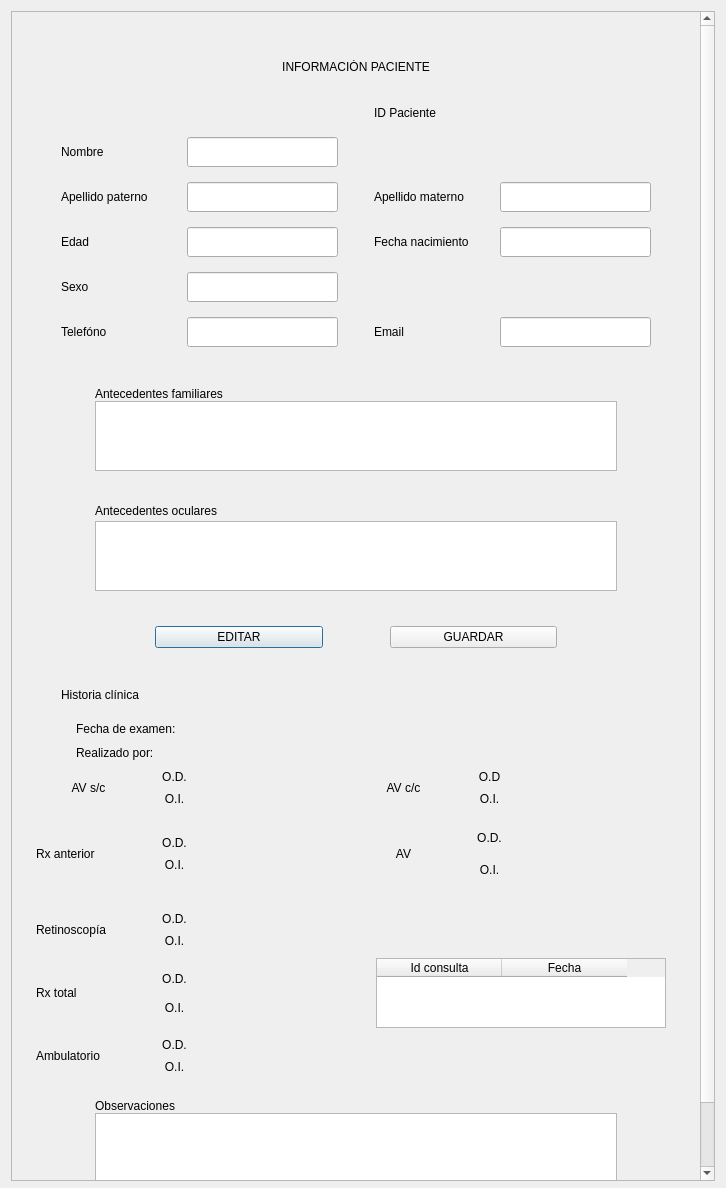
Qt form Info_paciente.ui (Matapuercos666/OPTICA) before a commit.
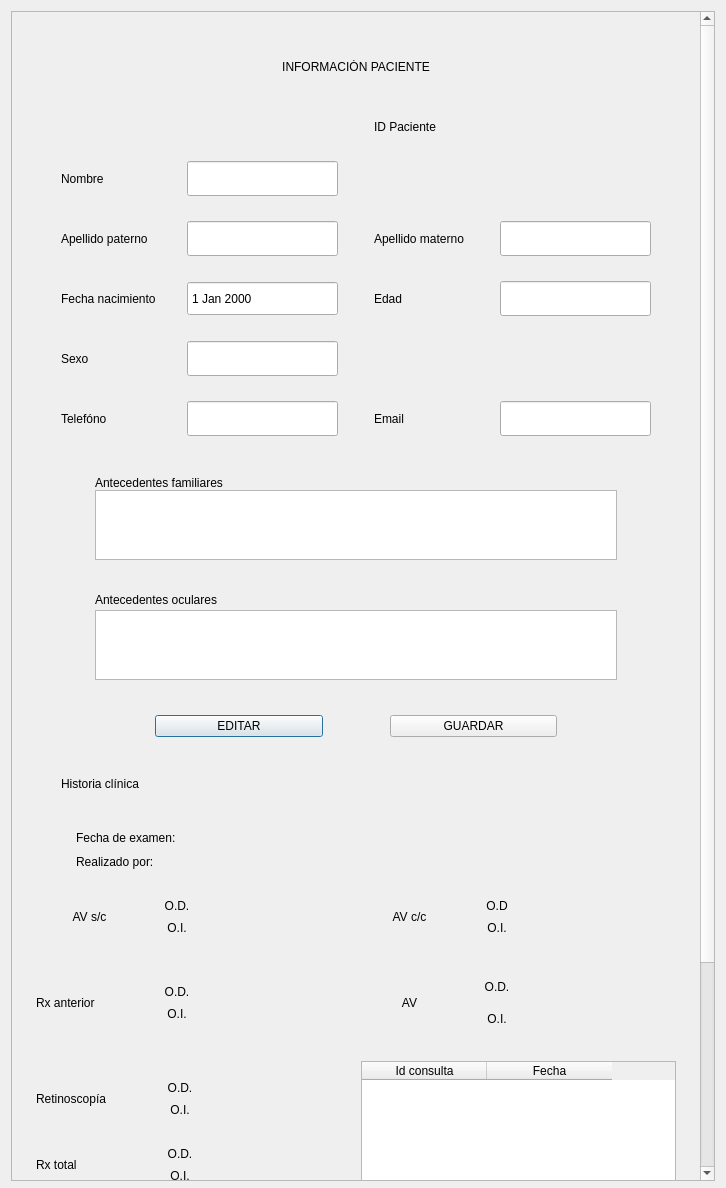
The same form after that commit. Icons and pictures are not drawn.

What changed in the file:
```diff
--- a/Info_paciente.ui
+++ b/Info_paciente.ui
@@ -31,7 +31,7 @@
         <x>0</x>
         <y>0</y>
         <width>689</width>
-        <height>1399</height>
+        <height>1554</height>
        </rect>
       </property>
       <layout class="QGridLayout" name="gridLayout_2">
@@ -87,7 +87,7 @@
               <number>5</number>
              </property>
              <property name="verticalSpacing">
-              <number>15</number>
+              <number>25</number>
              </property>
              <item row="1" column="4">
               <widget class="QLabel" name="Titulo4_8">
@@ -101,7 +101,7 @@
                <property name="minimumSize">
                 <size>
                  <width>0</width>
-                 <height>30</height>
+                 <height>35</height>
                 </size>
                </property>
                <property name="readOnly">
@@ -109,13 +109,6 @@
                </property>
               </widget>
              </item>
-             <item row="5" column="4">
-              <widget class="QLabel" name="Nacimiento">
-               <property name="text">
-                <string>Fecha nacimiento</string>
-               </property>
-              </widget>
-             </item>
              <item row="4" column="4">
               <widget class="QLabel" name="ApellidoM">
                <property name="text">
@@ -163,13 +156,6 @@
                </property>
               </spacer>
              </item>
-             <item row="5" column="1">
-              <widget class="QLabel" name="Edad">
-               <property name="text">
-                <string>Edad</string>
-               </property>
-              </widget>
-             </item>
              <item row="1" column="5">
               <widget class="QLabel" name="IDPACIENTE">
                <property name="text">
@@ -182,20 +168,7 @@
                <property name="minimumSize">
                 <size>
                  <width>0</width>
-                 <height>30</height>
-                </size>
-               </property>
-               <property name="readOnly">
-                <bool>true</bool>
-               </property>
-              </widget>
-             </item>
-             <item row="5" column="2">
-              <widget class="QLineEdit" name="EDAD">
-               <property name="minimumSize">
-                <size>
-                 <width>0</width>
-                 <height>30</height>
+                 <height>35</height>
                 </size>
                </property>
                <property name="readOnly">
@@ -208,7 +181,7 @@
                <property name="minimumSize">
                 <size>
                  <width>0</width>
-                 <height>30</height>
+                 <height>35</height>
                 </size>
                </property>
                <property name="alignment">
@@ -244,7 +217,7 @@
                <property name="minimumSize">
                 <size>
                  <width>0</width>
-                 <height>30</height>
+                 <height>35</height>
                 </size>
                </property>
                <property name="readOnly">
@@ -257,7 +230,7 @@
                <property name="minimumSize">
                 <size>
                  <width>0</width>
-                 <height>30</height>
+                 <height>35</height>
                 </size>
                </property>
                <property name="readOnly">
@@ -280,7 +253,7 @@
                <property name="minimumSize">
                 <size>
                  <width>0</width>
-                 <height>30</height>
+                 <height>35</height>
                 </size>
                </property>
                <property name="readOnly">
@@ -296,11 +269,11 @@
               </widget>
              </item>
              <item row="5" column="5">
-              <widget class="QLineEdit" name="NACIMIENTO">
+              <widget class="QLineEdit" name="EDAD">
                <property name="minimumSize">
                 <size>
                  <width>0</width>
-                 <height>30</height>
+                 <height>35</height>
                 </size>
                </property>
                <property name="readOnly">
@@ -308,6 +281,39 @@
                </property>
               </widget>
              </item>
+             <item row="5" column="2">
+              <widget class="QDateEdit" name="NACIMIENTO">
+               <property name="enabled">
+                <bool>true</bool>
+               </property>
+               <property name="minimumSize">
+                <size>
+                 <width>0</width>
+                 <height>35</height>
+                </size>
+               </property>
+               <property name="readOnly">
+                <bool>true</bool>
+               </property>
+               <property name="buttonSymbols">
+                <enum>QAbstractSpinBox::ButtonSymbols::NoButtons</enum>
+               </property>
+              </widget>
+             </item>
+             <item row="5" column="4">
+              <widget class="QLabel" name="Edad">
+               <property name="text">
+                <string>Edad</string>
+               </property>
+              </widget>
+             </item>
+             <item row="5" column="1">
+              <widget class="QLabel" name="Nacimiento">
+               <property name="text">
+                <string>Fecha nacimiento</string>
+               </property>
+              </widget>
+             </item>
             </layout>
            </item>
            <item row="5" column="0">
@@ -368,6 +374,12 @@
            </item>
            <item row="1" column="0">
             <layout class="QVBoxLayout" name="verticalLayout_2">
+             <property name="leftMargin">
+              <number>15</number>
+             </property>
+             <property name="rightMargin">
+              <number>15</number>
+             </property>
              <item>
               <widget class="QLabel" name="Titulo2">
                <property name="text">
@@ -378,10 +390,20 @@
                </property>
               </widget>
              </item>
+             <item>
+              <widget class="QLabel" name="UsuarioActual">
+               <property name="text">
+                <string/>
+               </property>
+               <property name="alignment">
+                <set>Qt::AlignmentFlag::AlignRight|Qt::AlignmentFlag::AlignTrailing|Qt::AlignmentFlag::AlignVCenter</set>
+               </property>
+              </widget>
+             </item>
             </layout>
            </item>
            <item row="6" column="0">
-            <layout class="QGridLayout" name="gridLayout_11" rowstretch="1,5,0,0" columnstretch="1,7,1">
+            <layout class="QGridLayout" name="gridLayout_11" rowstretch="1,5" columnstretch="1,7,1">
              <property name="topMargin">
               <number>15</number>
              </property>
@@ -462,6 +484,12 @@
              </item>
              <item row="0" column="1">
               <widget class="QPushButton" name="EDITAR">
+               <property name="minimumSize">
+                <size>
+                 <width>120</width>
+                 <height>0</height>
+                </size>
+               </property>
                <property name="text">
                 <string>EDITAR</string>
                </property>
@@ -482,6 +510,12 @@
              </item>
              <item row="0" column="3">
               <widget class="QPushButton" name="GUARDAR">
+               <property name="minimumSize">
+                <size>
+                 <width>120</width>
+                 <height>0</height>
+                </size>
+               </property>
                <property name="text">
                 <string>GUARDAR</string>
                </property>
@@ -514,6 +548,12 @@
            </property>
            <item row="1" column="1">
             <widget class="QPushButton" name="AGREGAR_CITA">
+             <property name="minimumSize">
+              <size>
+               <width>150</width>
+               <height>0</height>
+              </size>
+             </property>
              <property name="contextMenuPolicy">
               <enum>Qt::ContextMenuPolicy::DefaultContextMenu</enum>
              </property>
@@ -527,6 +567,12 @@
            </item>
            <item row="1" column="5">
             <widget class="QPushButton" name="CANCELAR">
+             <property name="minimumSize">
+              <size>
+               <width>150</width>
+               <height>0</height>
+              </size>
+             </property>
              <property name="text">
               <string>CANCELAR</string>
              </property>
@@ -579,6 +625,9 @@
          <item row="4" column="0">
           <layout class="QGridLayout" name="Observaciones" columnstretch="1,7,1">
            <property name="topMargin">
+            <number>20</number>
+           </property>
+           <property name="verticalSpacing">
             <number>15</number>
            </property>
            <item row="1" column="2">
@@ -622,7 +671,7 @@
          <item row="3" column="0">
           <layout class="QGridLayout" name="Historia_clinica">
            <property name="verticalSpacing">
-            <number>15</number>
+            <number>20</number>
            </property>
            <item row="1" column="0">
             <layout class="QGridLayout" name="gridLayout_5">
@@ -630,10 +679,13 @@
               <number>15</number>
              </property>
              <property name="rightMargin">
-              <number>25</number>
+              <number>15</number>
+             </property>
+             <property name="verticalSpacing">
+              <number>20</number>
              </property>
              <item row="2" column="0">
-              <layout class="QGridLayout" name="gridLayout_4" columnstretch="2,4">
+              <layout class="QGridLayout" name="InfoConsulta" columnstretch="2,4">
                <property name="leftMargin">
                 <number>40</number>
                </property>
@@ -674,7 +726,7 @@
               </layout>
              </item>
              <item row="1" column="0">
-              <layout class="QVBoxLayout" name="verticalLayout">
+              <layout class="QVBoxLayout" name="clinica">
                <property name="spacing">
                 <number>30</number>
                </property>
@@ -697,7 +749,7 @@
               </layout>
              </item>
              <item row="4" column="0">
-              <layout class="QGridLayout" name="gridLayout_17" columnstretch="1,1">
+              <layout class="QGridLayout" name="RX" columnstretch="1,1">
                <property name="topMargin">
                 <number>10</number>
                </property>
@@ -832,7 +884,7 @@
               </layout>
              </item>
              <item row="3" column="0">
-              <layout class="QGridLayout" name="gridLayout_13">
+              <layout class="QGridLayout" name="AV">
                <item row="0" column="2">
                 <layout class="QGridLayout" name="gridLayout_14" columnstretch="1,1">
                  <item row="0" column="0">
@@ -968,12 +1020,31 @@
               </layout>
              </item>
              <item row="5" column="0">
-              <layout class="QGridLayout" name="gridLayout_7" rowstretch="0,0,0" columnstretch="1,1">
+              <layout class="QGridLayout" name="gridLayout_7" rowstretch="0" columnstretch="0">
                <property name="topMargin">
+                <number>0</number>
+               </property>
+               <item row="0" column="0">
+                <layout class="QHBoxLayout" name="horizontalLayout_8" stretch="1,1">
+                 <property name="spacing">
                 <number>10</number>
                </property>
-               <item row="1" column="0">
-                <layout class="QGridLayout" name="gridLayout_21">
+                 <property name="leftMargin">
+                  <number>0</number>
+                 </property>
+                 <property name="topMargin">
+                  <number>0</number>
+                 </property>
+                 <item>
+                  <layout class="QVBoxLayout" name="verticalLayout_3">
+                   <property name="leftMargin">
+                    <number>0</number>
+                   </property>
+                   <property name="topMargin">
+                    <number>0</number>
+                   </property>
+                   <item>
+                    <layout class="QGridLayout" name="gridLayout_22">
                  <property name="topMargin">
                   <number>10</number>
                  </property>
@@ -981,65 +1052,7 @@
                   <number>10</number>
                  </property>
                  <item row="0" column="0">
-                  <layout class="QHBoxLayout" name="horizontalLayout_6" stretch="2,4">
-                   <item>
-                    <widget class="QLabel" name="Titulo4_6">
-                     <property name="text">
-                      <string>Rx total</string>
-                     </property>
-                     <property name="alignment">
-                      <set>Qt::AlignmentFlag::AlignLeading|Qt::AlignmentFlag::AlignLeft|Qt::AlignmentFlag::AlignVCenter</set>
-                     </property>
-                    </widget>
-                   </item>
-                   <item>
-                    <layout class="QGridLayout" name="gridLayout_24" columnstretch="2,4">
-                     <property name="horizontalSpacing">
-                      <number>10</number>
-                     </property>
-                     <property name="verticalSpacing">
-                      <number>8</number>
-                     </property>
-                     <item row="0" column="0">
-                      <widget class="QLabel" name="OD_6">
-                       <property name="text">
-                        <string>O.D.</string>
-                       </property>
-                       <property name="alignment">
-                        <set>Qt::AlignmentFlag::AlignCenter</set>
-                       </property>
-                      </widget>
-                     </item>
-                     <item row="1" column="0">
-                      <widget class="QLabel" name="OI_6">
-                       <property name="text">
-                        <string>O.I.</string>
-                       </property>
-                       <property name="alignment">
-                        <set>Qt::AlignmentFlag::AlignCenter</set>
-                       </property>
-                      </widget>
-                     </item>
-                     <item row="0" column="1">
-                      <widget class="QLabel" name="RxTotalOD">
-                       <property name="text">
-                        <string/>
-                       </property>
-                      </widget>
-                     </item>
-                     <item row="1" column="1">
-                      <widget class="QLabel" name="RxTotalOI">
-                       <property name="text">
-                        <string/>
-                       </property>
-                      </widget>
-                     </item>
-                    </layout>
-                   </item>
-                  </layout>
-                 </item>
-                </layout>
-               </item>
+                      <layout class="QGridLayout" name="gridLayout_9">
                <item row="0" column="0">
                 <layout class="QGridLayout" name="gridLayout_20" columnstretch="2,4">
                  <property name="topMargin">
@@ -1108,15 +1121,9 @@
                  </item>
                 </layout>
                </item>
+                      </layout>
+                     </item>
                <item row="2" column="0">
-                <layout class="QGridLayout" name="gridLayout_22">
-                 <property name="topMargin">
-                  <number>10</number>
-                 </property>
-                 <property name="bottomMargin">
-                  <number>10</number>
-                 </property>
-                 <item row="0" column="0">
                   <layout class="QHBoxLayout" name="horizontalLayout_7" stretch="2,4">
                    <item>
                     <widget class="QLabel" name="Titulo4_7">
@@ -1174,17 +1181,81 @@
                    </item>
                   </layout>
                  </item>
-                </layout>
+                     <item row="1" column="0">
+                      <layout class="QGridLayout" name="gridLayout_21">
+                       <property name="topMargin">
+                        <number>10</number>
+                       </property>
+                       <property name="bottomMargin">
+                        <number>10</number>
+                       </property>
+                       <item row="0" column="0">
+                        <layout class="QHBoxLayout" name="horizontalLayout_6" stretch="2,4">
+                         <item>
+                          <widget class="QLabel" name="Titulo4_6">
+                           <property name="text">
+                            <string>Rx total</string>
+                           </property>
+                           <property name="alignment">
+                            <set>Qt::AlignmentFlag::AlignLeading|Qt::AlignmentFlag::AlignLeft|Qt::AlignmentFlag::AlignVCenter</set>
+                           </property>
+                          </widget>
+                         </item>
+                         <item>
+                          <layout class="QGridLayout" name="gridLayout_24" columnstretch="2,4">
+                           <property name="horizontalSpacing">
+                            <number>10</number>
+                           </property>
+                           <property name="verticalSpacing">
+                            <number>8</number>
+                           </property>
+                           <item row="0" column="0">
+                            <widget class="QLabel" name="OD_6">
+                             <property name="text">
+                              <string>O.D.</string>
+                             </property>
+                             <property name="alignment">
+                              <set>Qt::AlignmentFlag::AlignCenter</set>
+                             </property>
+                            </widget>
+                           </item>
+                           <item row="1" column="0">
+                            <widget class="QLabel" name="OI_6">
+                             <property name="text">
+                              <string>O.I.</string>
+                             </property>
+                             <property name="alignment">
+                              <set>Qt::AlignmentFlag::AlignCenter</set>
+                             </property>
+                            </widget>
                </item>
                <item row="0" column="1">
-                <layout class="QHBoxLayout" name="horizontalLayout_8"/>
+                            <widget class="QLabel" name="RxTotalOD">
+                             <property name="text">
+                              <string/>
+                             </property>
+                            </widget>
                </item>
                <item row="1" column="1">
-                <layout class="QGridLayout" name="gridLayout_3">
-                 <property name="leftMargin">
-                  <number>25</number>
-                 </property>
-                 <item row="0" column="0">
+                            <widget class="QLabel" name="RxTotalOI">
+                             <property name="text">
+                              <string/>
+                             </property>
+                            </widget>
+                           </item>
+                          </layout>
+                         </item>
+                        </layout>
+                       </item>
+                      </layout>
+                     </item>
+                    </layout>
+                   </item>
+                  </layout>
+                 </item>
+                 <item>
+                  <layout class="QHBoxLayout" name="horizontalLayout_9">
+                   <item>
                   <widget class="QTableWidget" name="Historico_consulta">
                    <property name="sizePolicy">
                     <sizepolicy hsizetype="Minimum" vsizetype="Preferred">
@@ -1192,6 +1263,9 @@
                      <verstretch>0</verstretch>
                     </sizepolicy>
                    </property>
+                     <property name="selectionBehavior">
+                      <enum>QAbstractItemView::SelectionBehavior::SelectRows</enum>
+                     </property>
                    <attribute name="horizontalHeaderVisible">
                     <bool>true</bool>
                    </attribute>
@@ -1201,6 +1275,9 @@
                    <attribute name="horizontalHeaderDefaultSectionSize">
                     <number>125</number>
                    </attribute>
+                     <attribute name="verticalHeaderVisible">
+                      <bool>false</bool>
+                     </attribute>
                    <column>
                     <property name="text">
                      <string>Id consulta</string>
@@ -1221,6 +1298,8 @@
            </item>
           </layout>
          </item>
+          </layout>
+         </item>
          <item row="5" column="0">
           <spacer name="verticalSpacer_3">
            <property name="orientation">
```
Left out of the diff: 2 changed lines with no effect on the pictures. Lines whose indentation alone changed are shown as unchanged.
